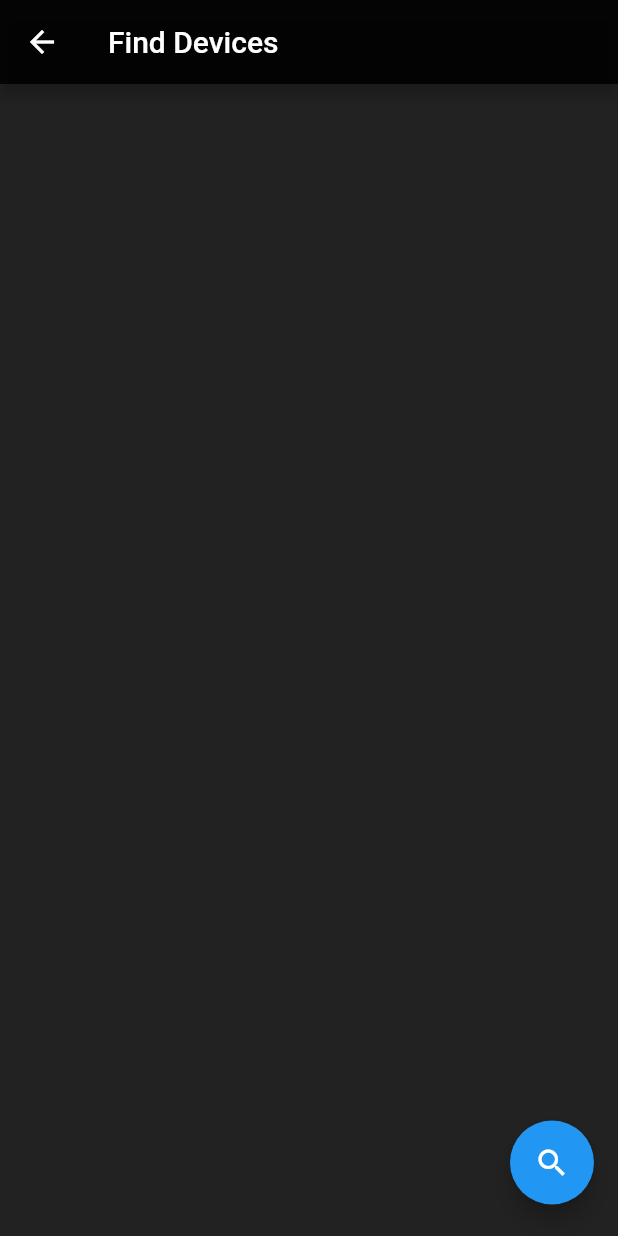
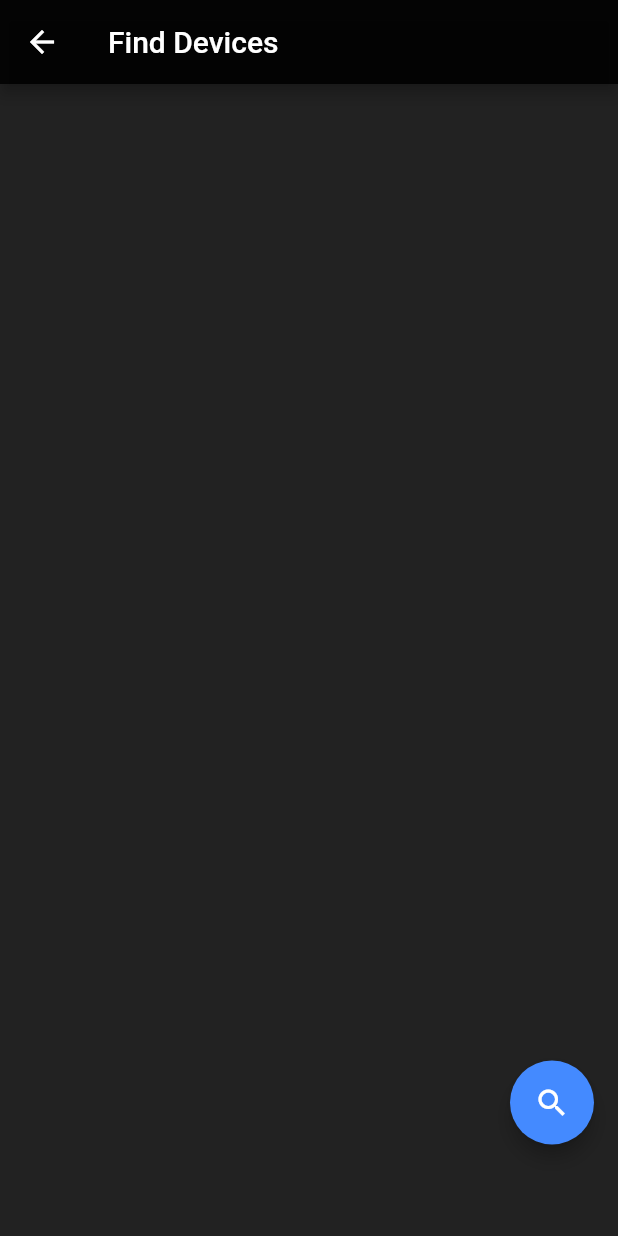
Before and after one commit to Nehal-Bhautoo/Surveillance-System, a Flutter app: the FindDevicesScreen screen opened directly, on a phone screen of 412 x 824 dp. Run offline on Flutter 3.47's test engine with Material 2 defaults, Android fonts, the light colour scheme and no system bars; our stand-ins replace flutter_blue; missing offline and left inert: breathing_collection, flare_splash_screen, flutter_vlc_player.

Commit message:
:zap: Add padding

```diff
--- a/lib/screens/connection/BluetoothScreen.dart
+++ b/lib/screens/connection/BluetoothScreen.dart
@@ -125,7 +125,7 @@ class FindDevicesScreen extends StatelessWidget {
         ),
       ),
       floatingActionButton: Padding(
-        padding: const EdgeInsets.symmetric(horizontal: 0, vertical: 5.0),
+        padding: const EdgeInsets.symmetric(horizontal: 0, vertical: 45.0),
         child: StreamBuilder<bool>(
           stream: FlutterBlue.instance.isScanning,
           initialData: false,
@@ -135,11 +135,14 @@ class FindDevicesScreen extends StatelessWidget {
                 child: Icon(Icons.stop),
                 onPressed: () => FlutterBlue.instance.stopScan(),
                 backgroundColor: Colors.red,
+                elevation: 5,
               );
             } else {
               return FloatingActionButton(
                 child: Icon(Icons.search),
-                onPressed: () => FlutterBlue.instance.startScan(timeout: Duration(seconds: 4))
+                backgroundColor: Colors.blueAccent,
+                onPressed: () => FlutterBlue.instance.startScan(timeout: Duration(seconds: 4)),
+                elevation: 5,
               );
             }
           },
```
